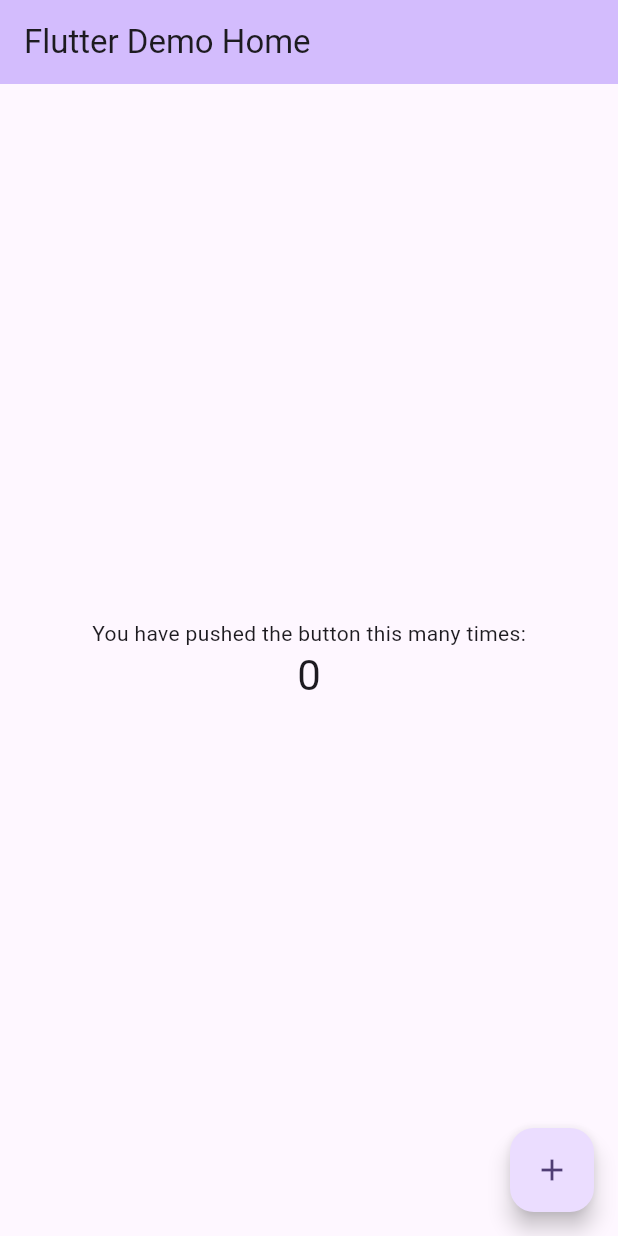
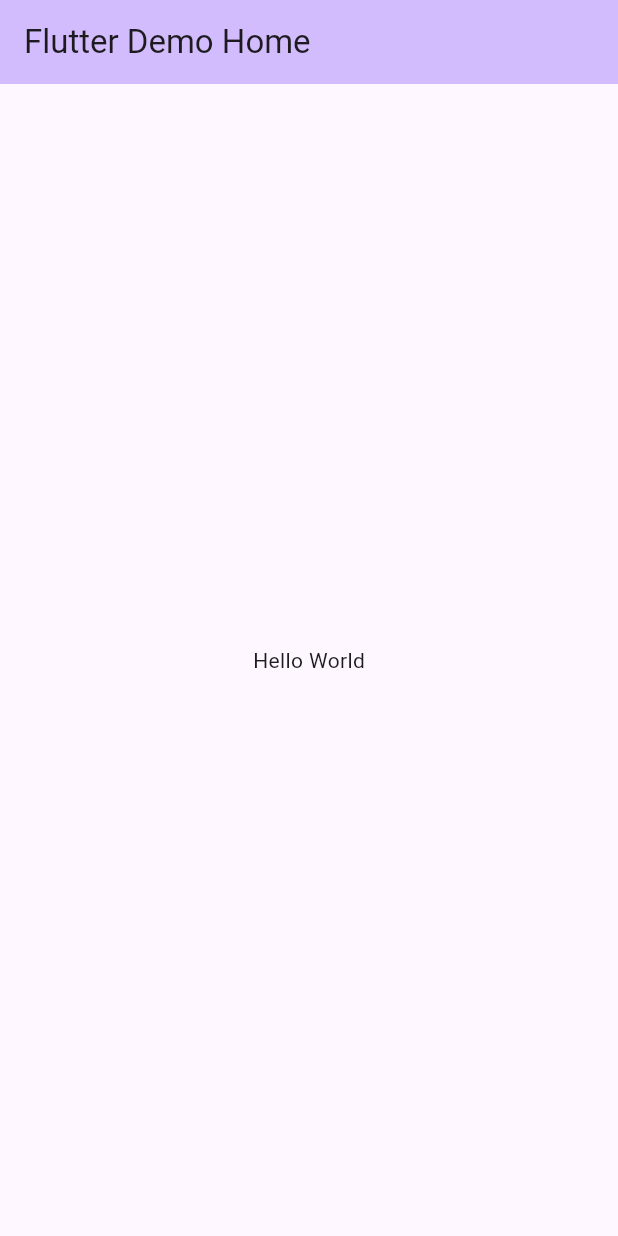
Before and after one commit to x842013824/flutter_application_one, a Flutter app: the screen it shows after launch, on a phone screen of 412 x 824 dp. Run offline on Flutter 3.47's test engine with Material 3 defaults, Android fonts, the phone set to English and light mode, and no system bars.

Commit message:
初始化为空模板

```diff
--- a/lib/main.dart
+++ b/lib/main.dart
@@ -13,21 +13,6 @@
     return MaterialApp(
       title: 'Flutter Demo',
       theme: ThemeData(
-        // This is the theme of your application.
-        //
-        // TRY THIS: Try running your application with "flutter run". You'll see
-        // the application has a purple toolbar. Then, without quitting the app,
-        // try changing the seedColor in the colorScheme below to Colors.green
-        // and then invoke "hot reload" (save your changes or press the "hot
-        // reload" button in a Flutter-supported IDE, or press "r" if you used
-        // the command line to start the app).
-        //
-        // Notice that the counter didn't reset back to zero; the application
-        // state is not lost during the reload. To reset the state, use hot
-        // restart instead.
-        //
-        // This works for code too, not just values: Most code changes can be
-        // tested with just a hot reload.
         colorScheme: ColorScheme.fromSeed(seedColor: Colors.deepPurple),
         useMaterial3: true,
       ),
@@ -39,15 +24,6 @@
 class MyHomePage extends StatefulWidget {
   const MyHomePage({super.key, required this.title});
 
-  // This widget is the home page of your application. It is stateful, meaning
-  // that it has a State object (defined below) that contains fields that affect
-  // how it looks.
-
-  // This class is the configuration for the state. It holds the values (in this
-  // case the title) provided by the parent (in this case the App widget) and
-  // used by the build method of the State. Fields in a Widget subclass are
-  // always marked "final".
-
   final String title;
 
   @override
@@ -55,71 +31,21 @@
 }
 
 class _MyHomePageState extends State<MyHomePage> {
-  int _counter = 0;
-
-  void _incrementCounter() {
-    setState(() {
-      // This call to setState tells the Flutter framework that something has
-      // changed in this State, which causes it to rerun the build method below
-      // so that the display can reflect the updated values. If we changed
-      // _counter without calling setState(), then the build method would not be
-      // called again, and so nothing would appear to happen.
-      _counter++;
-    });
-  }
-
   @override
   Widget build(BuildContext context) {
-    // This method is rerun every time setState is called, for instance as done
-    // by the _incrementCounter method above.
-    //
-    // The Flutter framework has been optimized to make rerunning build methods
-    // fast, so that you can just rebuild anything that needs updating rather
-    // than having to individually change instances of widgets.
     return Scaffold(
       appBar: AppBar(
-        // TRY THIS: Try changing the color here to a specific color (to
-        // Colors.amber, perhaps?) and trigger a hot reload to see the AppBar
-        // change color while the other colors stay the same.
         backgroundColor: Theme.of(context).colorScheme.inversePrimary,
-        // Here we take the value from the MyHomePage object that was created by
-        // the App.build method, and use it to set our appbar title.
         title: Text(widget.title),
       ),
       body: Center(
-        // Center is a layout widget. It takes a single child and positions it
-        // in the middle of the parent.
         child: Column(
-          // Column is also a layout widget. It takes a list of children and
-          // arranges them vertically. By default, it sizes itself to fit its
-          // children horizontally, and tries to be as tall as its parent.
-          //
-          // Column has various properties to control how it sizes itself and
-          // how it positions its children. Here we use mainAxisAlignment to
-          // center the children vertically; the main axis here is the vertical
-          // axis because Columns are vertical (the cross axis would be
-          // horizontal).
-          //
-          // TRY THIS: Invoke "debug painting" (choose the "Toggle Debug Paint"
-          // action in the IDE, or press "p" in the console), to see the
-          // wireframe for each widget.
           mainAxisAlignment: MainAxisAlignment.center,
-          children: <Widget>[
-            const Text(
-              'You have pushed the button this many times:',
-            ),
-            Text(
-              '$_counter',
-              style: Theme.of(context).textTheme.headlineMedium,
-            ),
+          children: [
+            Text("Hello World"),
           ],
         ),
       ),
-      floatingActionButton: FloatingActionButton(
-        onPressed: _incrementCounter,
-        tooltip: 'Increment',
-        child: const Icon(Icons.add),
-      ), // This trailing comma makes auto-formatting nicer for build methods.
     );
   }
 }
```
Also changed, not shown: pubspec.lock (deleted), 1 other file.
